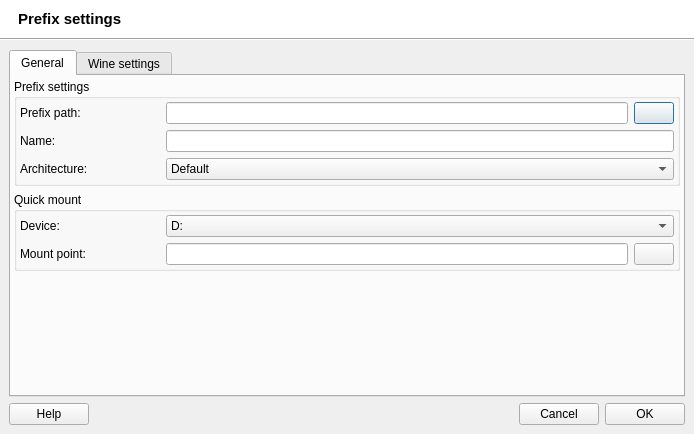
Before: the Qt Designer form src/q4wine-gui/uis/PrefixSettings.ui in brezerk/q4wine, drawn with Qt 5.
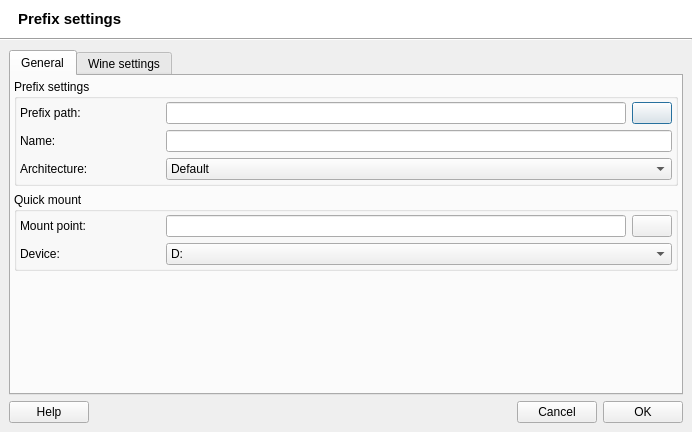
After: the same form once the commit is applied. Icons and pictures are not drawn.

The edit to the form file:
```diff
--- a/src/q4wine-gui/uis/PrefixSettings.ui
+++ b/src/q4wine-gui/uis/PrefixSettings.ui
@@ -6,8 +6,8 @@
    <rect>
     <x>0</x>
     <y>0</y>
-    <width>694</width>
-    <height>434</height>
+    <width>692</width>
+    <height>432</height>
    </rect>
   </property>
   <property name="windowTitle">
@@ -357,6 +357,50 @@
              <property name="margin">
               <number>3</number>
              </property>
+             <item>
+              <widget class="QWidget" name="widget_18" native="true">
+               <layout class="QHBoxLayout">
+                <property name="margin">
+                 <number>0</number>
+                </property>
+                <item>
+                 <widget class="QLabel" name="label_17">
+                  <property name="minimumSize">
+                   <size>
+                    <width>140</width>
+                    <height>0</height>
+                   </size>
+                  </property>
+                  <property name="maximumSize">
+                   <size>
+                    <width>140</width>
+                    <height>16777215</height>
+                   </size>
+                  </property>
+                  <property name="text">
+                   <string>Mount point:</string>
+                  </property>
+                 </widget>
+                </item>
+                <item>
+                 <widget class="QLineEdit" name="txtMountPoint"/>
+                </item>
+                <item>
+                 <widget class="QPushButton" name="cmdGetMountPoint">
+                  <property name="text">
+                   <string/>
+                  </property>
+                  <property name="iconSize">
+                   <size>
+                    <width>16</width>
+                    <height>16</height>
+                   </size>
+                  </property>
+                 </widget>
+                </item>
+               </layout>
+              </widget>
+             </item>
              <item>
               <widget class="QWidget" name="widget_3" native="true">
                <layout class="QHBoxLayout" name="horizontalLayout">
@@ -499,50 +543,6 @@
                </layout>
               </widget>
              </item>
-             <item>
-              <widget class="QWidget" name="widget_18" native="true">
-               <layout class="QHBoxLayout">
-                <property name="margin">
-                 <number>0</number>
-                </property>
-                <item>
-                 <widget class="QLabel" name="label_17">
-                  <property name="minimumSize">
-                   <size>
-                    <width>140</width>
-                    <height>0</height>
-                   </size>
-                  </property>
-                  <property name="maximumSize">
-                   <size>
-                    <width>140</width>
-                    <height>16777215</height>
-                   </size>
-                  </property>
-                  <property name="text">
-                   <string>Mount point:</string>
-                  </property>
-                 </widget>
-                </item>
-                <item>
-                 <widget class="QLineEdit" name="txtMountPoint"/>
-                </item>
-                <item>
-                 <widget class="QPushButton" name="cmdGetMountPoint">
-                  <property name="text">
-                   <string/>
-                  </property>
-                  <property name="iconSize">
-                   <size>
-                    <width>16</width>
-                    <height>16</height>
-                   </size>
-                  </property>
-                 </widget>
-                </item>
-               </layout>
-              </widget>
-             </item>
             </layout>
            </widget>
           </item>
```
